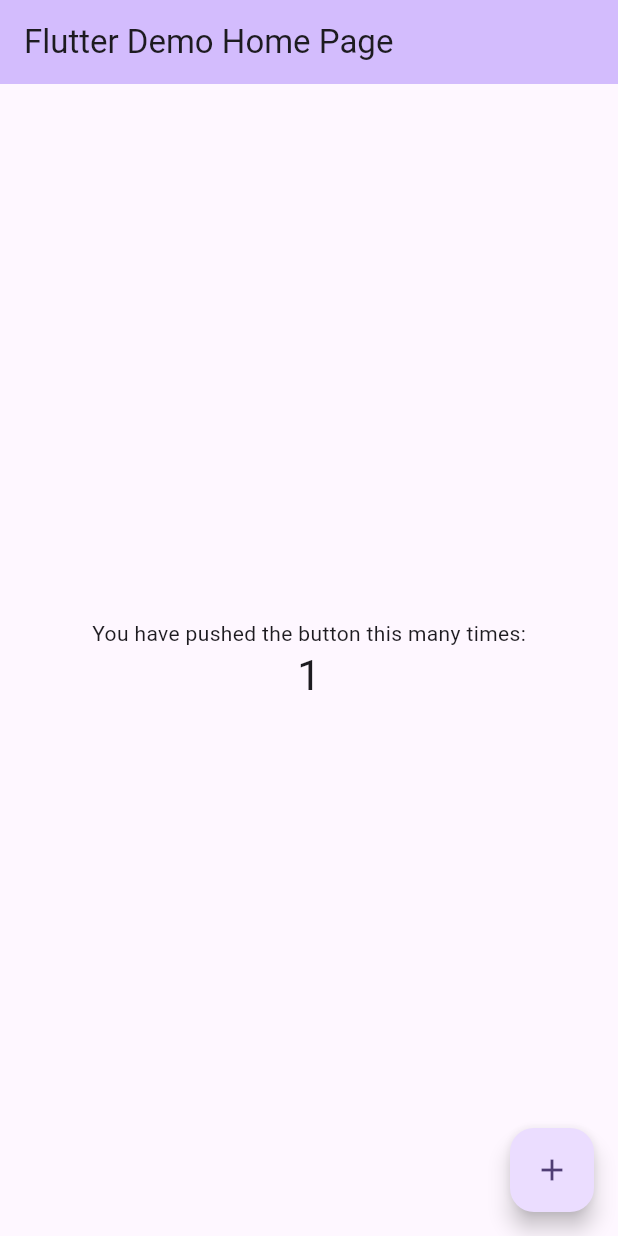
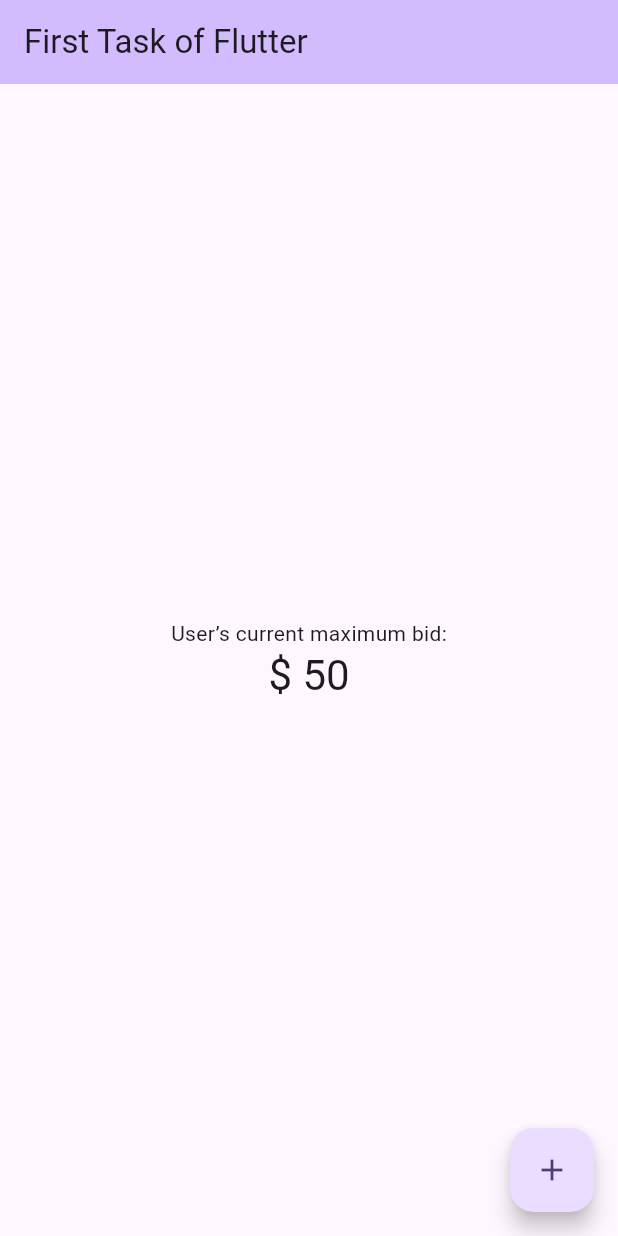
Before and after one commit to abdull435/Assignment-1-MAD, a Flutter app: the MyHomePage screen opened directly, after a tap on the "add" icon, on a phone screen of 412 x 824 dp. Run offline on Flutter 3.47's test engine with Material 3 defaults, Android fonts, the phone set to English and light mode, and no system bars.

Commit message:
add some changes in task 1

```diff
--- a/Task 1/task1/lib/main.dart
+++ b/Task 1/task1/lib/main.dart
@@ -11,41 +11,18 @@ class MyApp extends StatelessWidget {
   @override
   Widget build(BuildContext context) {
     return MaterialApp(
-      title: 'Flutter Demo',
+      title: 'Task 1',
       theme: ThemeData(
-        // This is the theme of your application.
-        //
-        // TRY THIS: Try running your application with "flutter run". You'll see
-        // the application has a purple toolbar. Then, without quitting the app,
-        // try changing the seedColor in the colorScheme below to Colors.green
-        // and then invoke "hot reload" (save your changes or press the "hot
-        // reload" button in a Flutter-supported IDE, or press "r" if you used
-        // the command line to start the app).
-        //
-        // Notice that the counter didn't reset back to zero; the application
-        // state is not lost during the reload. To reset the state, use hot
-        // restart instead.
-        //
-        // This works for code too, not just values: Most code changes can be
-        // tested with just a hot reload.
+
         colorScheme: ColorScheme.fromSeed(seedColor: Colors.deepPurple),
       ),
-      home: const MyHomePage(title: 'Flutter Demo Home Page'),
+      home: const MyHomePage(title: 'First Task of Flutter'),
     );
   }
 }
 
 class MyHomePage extends StatefulWidget {
   const MyHomePage({super.key, required this.title});
-
-  // This widget is the home page of your application. It is stateful, meaning
-  // that it has a State object (defined below) that contains fields that affect
-  // how it looks.
-
-  // This class is the configuration for the state. It holds the values (in this
-  // case the title) provided by the parent (in this case the App widget) and
-  // used by the build method of the State. Fields in a Widget subclass are
-  // always marked "final".
 
   final String title;
 
@@ -58,55 +35,24 @@ class _MyHomePageState extends State<MyHomePage> {
 
   void _incrementCounter() {
     setState(() {
-      // This call to setState tells the Flutter framework that something has
-      // changed in this State, which causes it to rerun the build method below
-      // so that the display can reflect the updated values. If we changed
-      // _counter without calling setState(), then the build method would not be
-      // called again, and so nothing would appear to happen.
-      _counter++;
+      _counter=_counter+50;
     });
   }
 
   @override
   Widget build(BuildContext context) {
-    // This method is rerun every time setState is called, for instance as done
-    // by the _incrementCounter method above.
-    //
-    // The Flutter framework has been optimized to make rerunning build methods
-    // fast, so that you can just rebuild anything that needs updating rather
-    // than having to individually change instances of widgets.
     return Scaffold(
       appBar: AppBar(
-        // TRY THIS: Try changing the color here to a specific color (to
-        // Colors.amber, perhaps?) and trigger a hot reload to see the AppBar
-        // change color while the other colors stay the same.
         backgroundColor: Theme.of(context).colorScheme.inversePrimary,
-        // Here we take the value from the MyHomePage object that was created by
-        // the App.build method, and use it to set our appbar title.
         title: Text(widget.title),
       ),
       body: Center(
-        // Center is a layout widget. It takes a single child and positions it
-        // in the middle of the parent.
         child: Column(
-          // Column is also a layout widget. It takes a list of children and
-          // arranges them vertically. By default, it sizes itself to fit its
-          // children horizontally, and tries to be as tall as its parent.
-          //
-          // Column has various properties to control how it sizes itself and
-          // how it positions its children. Here we use mainAxisAlignment to
-          // center the children vertically; the main axis here is the vertical
-          // axis because Columns are vertical (the cross axis would be
-          // horizontal).
-          //
-          // TRY THIS: Invoke "debug painting" (choose the "Toggle Debug Paint"
-          // action in the IDE, or press "p" in the console), to see the
-          // wireframe for each widget.
           mainAxisAlignment: MainAxisAlignment.center,
           children: <Widget>[
-            const Text('You have pushed the button this many times:'),
+            const Text('User’s current maximum bid:'),
             Text(
-              '$_counter',
+              "\$ $_counter",
               style: Theme.of(context).textTheme.headlineMedium,
             ),
           ],
@@ -114,9 +60,9 @@ class _MyHomePageState extends State<MyHomePage> {
       ),
       floatingActionButton: FloatingActionButton(
         onPressed: _incrementCounter,
-        tooltip: 'Increment',
+        tooltip: 'Increase Bid by \$50',
         child: const Icon(Icons.add),
-      ), // This trailing comma makes auto-formatting nicer for build methods.
+      ),
     );
   }
 }
```
